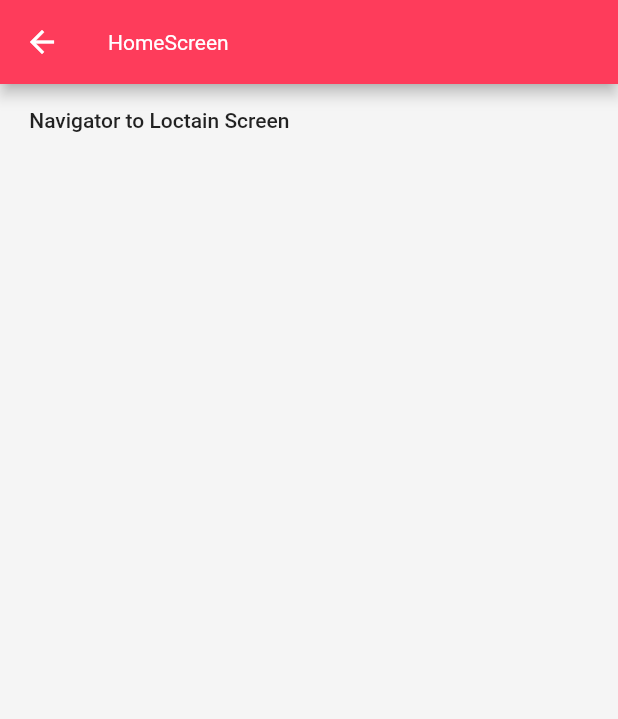
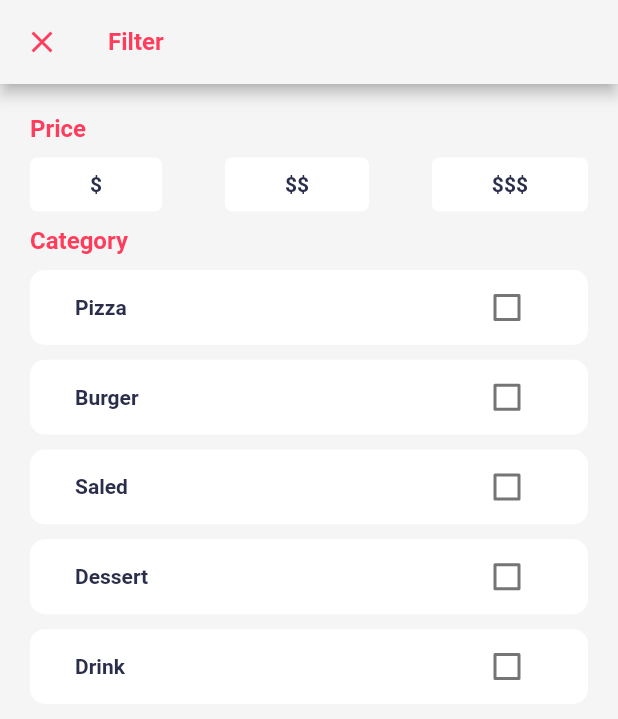
Before and after one commit to abdelhamedEzzat/food_delivery_app, a Flutter app: the FilterScreen screen opened by its route, on a phone screen of 412 x 824 dp. Shown: the top 719 px of the screen. Run offline on Flutter 3.47's test engine with Material 2 defaults, Android fonts, the phone set to English and light mode, and no system bars; our stand-ins replace bloc, equatable, flutter_bloc, flutter_screenutil, flutter_svg, geolocator and 1 more; network calls fail; Roboto replaces fonts that are missing (Futura).

Commit message:
create Models Filter and UI FilterScreen

```diff
--- a/lib/config/app_router.dart
+++ b/lib/config/app_router.dart
@@ -36,7 +36,8 @@ class AppRouter {
         return RestaurantDetailsScreen.route(
             restaurant: settings.arguments! as Restaurant);
       case RestaurantListingScreen.routeName:
-        return RestaurantListingScreen.route();
+        return RestaurantListingScreen.route(
+            restaurants: settings.arguments as List<Restaurant>);
 
       default:
         return _errorRoute();
--- a/lib/main.dart
+++ b/lib/main.dart
@@ -6,7 +6,7 @@ import 'package:food_delivery_app/config/app_router.dart';
 import 'package:food_delivery_app/config/theme.dart';
 import 'package:food_delivery_app/repositories/geolocation/geolocation_repository.dart';
 import 'package:food_delivery_app/repositories/places_repositories/places_repositories.dart';
-import 'package:food_delivery_app/screens/restaurant_listing/restaurant_listing_screen.dart';
+import 'package:food_delivery_app/screens/home/home_screen.dart';
 
 import 'bloc/auto_complete_bloc/auto_complete_bloc.dart';
 import 'bloc/bloc_observer/bloc_observer.dart';
@@ -55,7 +55,7 @@ class MyApp extends StatelessWidget {
               debugShowCheckedModeBanner: false,
               theme: theme(),
               onGenerateRoute: AppRouter.onGeneratedRoute,
-              initialRoute: RestaurantListingScreen.routeName,
+              initialRoute: HomeScreen.routeName,
             ),
           )),
     );
--- /dev/null
+++ b/lib/model/category_filter_model.dart
@@ -0,0 +1,34 @@
+import 'package:equatable/equatable.dart';
+import 'package:food_delivery_app/model/category_model.dart';
+
+class CategoryFilterModel extends Equatable {
+  final int id;
+  final Category category;
+  final bool value;
+
+  const CategoryFilterModel(
+      {required this.id, required this.category, required this.value});
+
+  CategoryFilterModel copyWith({
+    int? id,
+    Category? category,
+    bool? value,
+  }) {
+    return CategoryFilterModel(
+        id: id ?? this.id,
+        category: category ?? this.category,
+        value: value ?? this.value);
+  }
+
+  @override
+  // TODO: implement props
+
+  List<Object?> get props => [id, category, value];
+  static List<CategoryFilterModel> filters = Category.categories
+      .map((category) => CategoryFilterModel(
+            id: category.id,
+            category: category,
+            value: false,
+          ))
+      .toList();
+}
--- /dev/null
+++ b/lib/model/price_filter_model.dart
@@ -0,0 +1,34 @@
+import 'package:equatable/equatable.dart';
+import 'package:food_delivery_app/model/price_model.dart';
+
+class PriceFilterModel extends Equatable {
+  final int id;
+  final Price price;
+  final bool value;
+
+  const PriceFilterModel(
+      {required this.id, required this.price, required this.value});
+
+  PriceFilterModel copyWith({
+    int? id,
+    Price? price,
+    bool? value,
+  }) {
+    return PriceFilterModel(
+        id: id ?? this.id,
+        price: price ?? this.price,
+        value: value ?? this.value);
+  }
+
+  @override
+  // TODO: implement props
+
+  List<Object?> get props => [id, price, value];
+  static List<PriceFilterModel> filters = Price.prices
+      .map((price) => PriceFilterModel(
+            id: price.id,
+            price: price,
+            value: false,
+          ))
+      .toList();
+}
--- /dev/null
+++ b/lib/model/price_model.dart
@@ -0,0 +1,18 @@
+import 'package:equatable/equatable.dart';
+
+class Price extends Equatable {
+  final int id;
+  final String price;
+
+  Price({required this.id, required this.price});
+
+  @override
+  // TODO: implement props
+  List<Object?> get props => [id, price];
+
+  static List<Price> prices = [
+    Price(id: 1, price: "\$"),
+    Price(id: 1, price: "\$\$"),
+    Price(id: 1, price: "\$\$\$")
+  ];
+}
--- a/lib/screens/filter/filter_screen.dart
+++ b/lib/screens/filter/filter_screen.dart
@@ -1,4 +1,9 @@
 import 'package:flutter/material.dart';
+
+import 'package:food_delivery_app/model/category_model.dart';
+import 'package:food_delivery_app/model/price_model.dart';
+import 'package:food_delivery_app/widgets/custom_category_filter.dart';
+import 'package:food_delivery_app/widgets/custom_price_filter.dart';
 
 class FilterScreen extends StatelessWidget {
   static const String routeName = "FilterScreen";
@@ -14,13 +19,39 @@ class FilterScreen extends StatelessWidget {
   @override
   Widget build(BuildContext context) {
     return Scaffold(
-      appBar: AppBar(title: const Text("HomeScreen")),
-      body: MaterialButton(
-        onPressed: () {
-          Navigator.of(context).pushNamed("/location");
-        },
-        child: const Text(" Navigator to Loctain Screen  "),
-      ),
-    );
+        appBar: AppBar(
+          backgroundColor: Theme.of(context).scaffoldBackgroundColor,
+          title: Text(
+            "Filter",
+            style: Theme.of(context).textTheme.headlineMedium?.copyWith(
+                color: Theme.of(context).colorScheme.primaryContainer),
+          ),
+          leading: Icon(Icons.close,
+              color: Theme.of(context).colorScheme.primaryContainer),
+        ),
+        body: Padding(
+          padding: const EdgeInsets.all(20.0),
+          child: Column(
+            crossAxisAlignment: CrossAxisAlignment.start,
+            children: [
+              Text(
+                "Price",
+                style: Theme.of(context)
+                    .textTheme
+                    .headlineMedium
+                    ?.copyWith(color: Theme.of(context).colorScheme.primary),
+              ),
+              CustomPriceFilter(prices: Price.prices),
+              Text(
+                "Category",
+                style: Theme.of(context)
+                    .textTheme
+                    .headlineMedium
+                    ?.copyWith(color: Theme.of(context).colorScheme.primary),
+              ),
+              CustomCategryFilter(categories: Category.categories),
+            ],
+          ),
+        ));
   }
 }
--- /dev/null
+++ b/lib/widgets/custom_category_filter.dart
@@ -0,0 +1,44 @@
+import 'package:flutter/material.dart';
+import 'package:flutter_screenutil/flutter_screenutil.dart';
+import 'package:food_delivery_app/model/category_model.dart';
+
+class CustomCategryFilter extends StatelessWidget {
+  final List<Category> categories;
+  const CustomCategryFilter({
+    Key? key,
+    required this.categories,
+  }) : super(key: key);
+
+  @override
+  Widget build(BuildContext context) {
+    return ListView.builder(
+      shrinkWrap: true,
+      itemCount: categories.length,
+      itemBuilder: (BuildContext context, int index) {
+        return Container(
+          decoration: BoxDecoration(
+              color: Colors.white, borderRadius: BorderRadius.circular(10)),
+          width: double.infinity,
+          margin: const EdgeInsets.only(top: 10),
+          padding: const EdgeInsets.symmetric(horizontal: 30, vertical: 10),
+          child: Row(
+            mainAxisAlignment: MainAxisAlignment.spaceBetween,
+            children: [
+              Text(
+                categories[index].name,
+                style: Theme.of(context).textTheme.headlineSmall,
+              ),
+              SizedBox(
+                height: 25.h,
+                child: Checkbox(
+                  value: false,
+                  onChanged: (bool? newValue) {},
+                ),
+              )
+            ],
+          ),
+        );
+      },
+    );
+  }
+}
--- /dev/null
+++ b/lib/widgets/custom_price_filter.dart
@@ -0,0 +1,36 @@
+import 'package:flutter/material.dart';
+
+import '../model/price_model.dart';
+
+class CustomPriceFilter extends StatelessWidget {
+  final List<Price> prices;
+  const CustomPriceFilter({
+    Key? key,
+    required this.prices,
+  }) : super(key: key);
+
+  @override
+  Widget build(BuildContext context) {
+    return Row(
+      mainAxisAlignment: MainAxisAlignment.spaceBetween,
+      children: prices
+          .map((price) => InkWell(
+                onTap: () {},
+                child: Container(
+                  decoration: BoxDecoration(
+                    borderRadius: BorderRadius.circular(5.0),
+                    color: Colors.white,
+                  ),
+                  padding:
+                      const EdgeInsets.symmetric(horizontal: 40, vertical: 10),
+                  margin: const EdgeInsets.only(top: 10, bottom: 10),
+                  child: Text(
+                    price.price,
+                    style: Theme.of(context).textTheme.headlineSmall,
+                  ),
+                ),
+              ))
+          .toList(),
+    );
+  }
+}
--- a/lib/widgets/food_search_box.dart
+++ b/lib/widgets/food_search_box.dart
@@ -39,7 +39,9 @@ class FoodSearchBox extends StatelessWidget {
             width: 40.w,
             height: 40.h,
             child: IconButton(
-                onPressed: () {},
+                onPressed: () {
+                  Navigator.of(context).pushNamed("FilterScreen");
+                },
                 color: Theme.of(context).colorScheme.primary,
                 icon: const Icon(Icons.menu)),
           )
```
Also changed, not shown: lib/screens/restaurant_listing/restaurant_listing_screen.dart (+13 -8 lines), lib/widgets/category_box.dart (+15 -2 lines).
